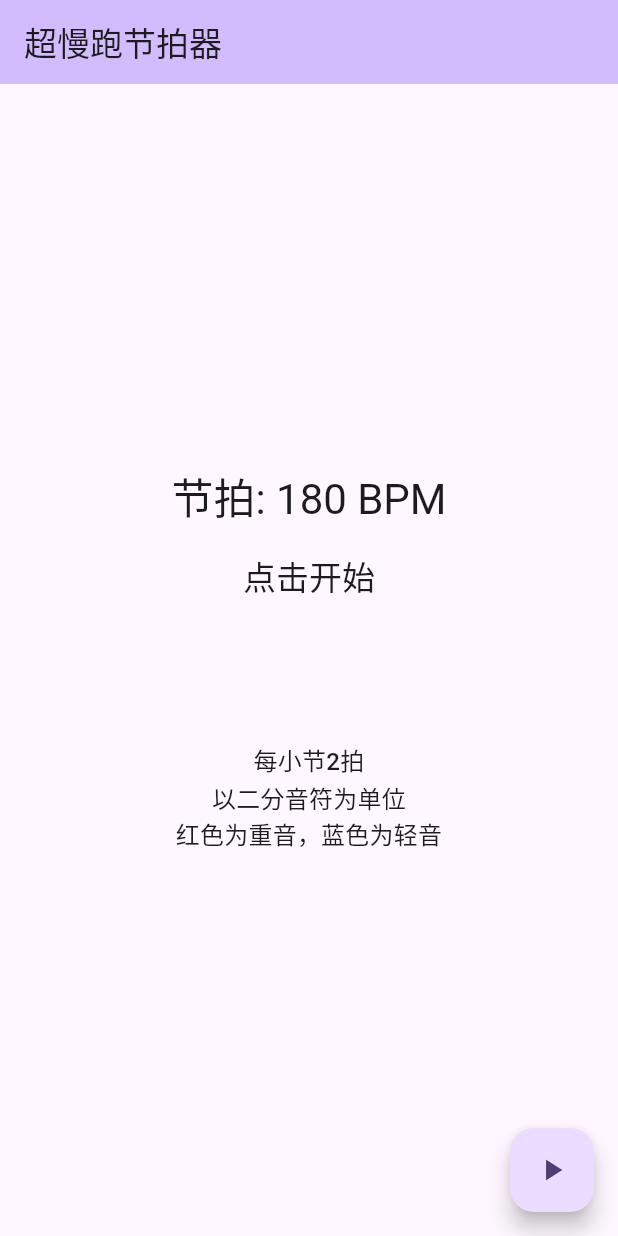
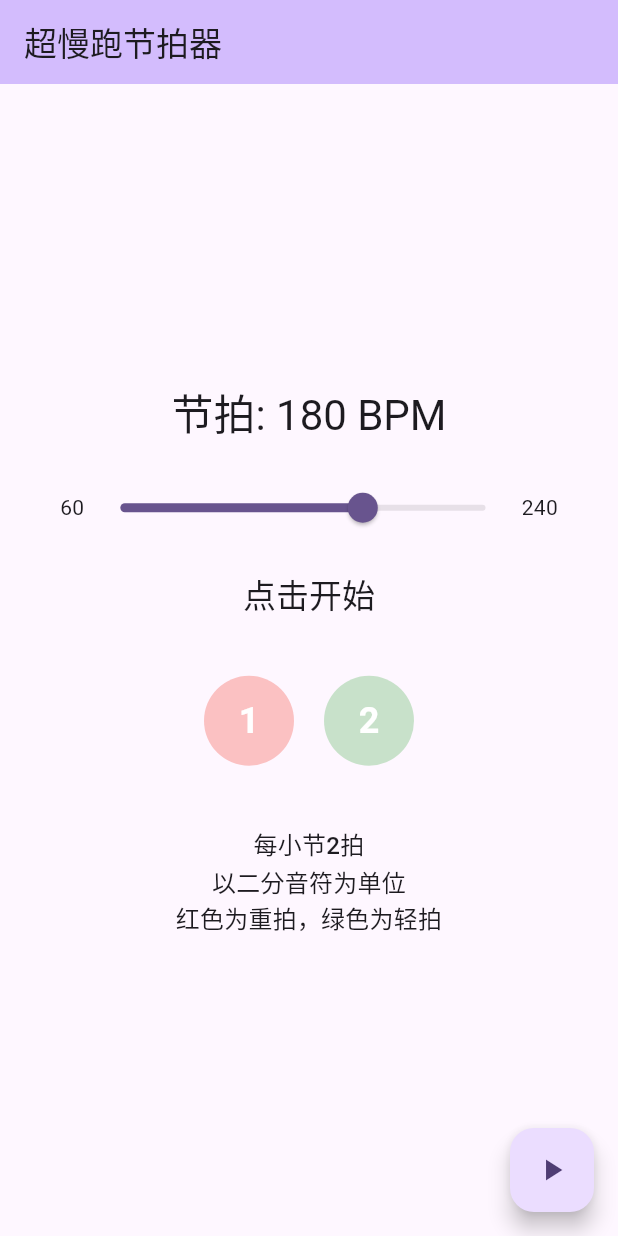
Before and after one commit to sdlyzhuangd/slowmet, a Flutter app: the screen it shows after launch, on a phone screen of 412 x 824 dp. Run offline on Flutter 3.47's test engine with Material 3 defaults, Android fonts, the phone set to English and light mode, and no system bars; our stand-ins replace audioplayers.

Commit message:
修改了显示第一拍，第二拍为红绿灯模式，180bpm可以调整

```diff
--- a/lib/main.dart
+++ b/lib/main.dart
@@ -60,6 +60,7 @@ class _MyHomePageState extends State<MyHomePage> {
   final playerHigh = AudioPlayer();  // 重音
   final playerLow = AudioPlayer();   // 轻音
   int beatCount = 0;  // 用于跟踪当前是第几拍
+  double bpm = 180;   // 添加 BPM 变量，初始值为 180
 
   @override
   void initState() {
@@ -87,8 +88,7 @@ class _MyHomePageState extends State<MyHomePage> {
   }
 
   void _startMetronome() async {
-    const bpm = 180;
-    const interval = 60000 / bpm; // 计算每拍间隔（毫秒）
+    final interval = 60000 / bpm; // 计算每拍间隔（毫秒）
 
     while (isPlaying) {
       if (beatCount % 2 == 0) {
@@ -110,6 +110,58 @@ class _MyHomePageState extends State<MyHomePage> {
     return '第 ${beatCount + 1} 拍';
   }
 
+  // 添加一个构建拍号指示器的方法
+  Widget _buildBeatIndicator() {
+    return Row(
+      mainAxisAlignment: MainAxisAlignment.center,
+      children: [
+        // 第一拍指示器
+        Container(
+          width: 60,
+          height: 60,
+          decoration: BoxDecoration(
+            shape: BoxShape.circle,
+            color: beatCount == 0 && isPlaying
+                ? Colors.red
+                : Colors.red.withOpacity(0.3),
+          ),
+          child: Center(
+            child: Text(
+              '1',
+              style: TextStyle(
+                color: Colors.white,
+                fontSize: 24,
+                fontWeight: FontWeight.bold,
+              ),
+            ),
+          ),
+        ),
+        const SizedBox(width: 20),
+        // 第二拍指示器
+        Container(
+          width: 60,
+          height: 60,
+          decoration: BoxDecoration(
+            shape: BoxShape.circle,
+            color: beatCount == 1 && isPlaying
+                ? Colors.green
+                : Colors.green.withOpacity(0.3),
+          ),
+          child: Center(
+            child: Text(
+              '2',
+              style: TextStyle(
+                color: Colors.white,
+                fontSize: 24,
+                fontWeight: FontWeight.bold,
+              ),
+            ),
+          ),
+        ),
+      ],
+    );
+  }
+
   @override
   Widget build(BuildContext context) {
     return Scaffold(
@@ -122,24 +174,44 @@ class _MyHomePageState extends State<MyHomePage> {
           mainAxisAlignment: MainAxisAlignment.center,
           children: <Widget>[
             Text(
-              '节拍: 180 BPM',
+              '节拍: ${bpm.toInt()} BPM',
               style: Theme.of(context).textTheme.headlineMedium,
+            ),
+            const SizedBox(height: 20),
+            // 添加滑动条控制 BPM
+            Padding(
+              padding: const EdgeInsets.symmetric(horizontal: 40),
+              child: Row(
+                children: [
+                  const Text('60'),
+                  Expanded(
+                    child: Slider(
+                      value: bpm,
+                      min: 60,
+                      max: 240,
+                      divisions: 180,
+                      onChanged: isPlaying ? null : (value) {
+                        setState(() {
+                          bpm = value;
+                        });
+                      },
+                    ),
+                  ),
+                  const Text('240'),
+                ],
+              ),
             ),
             const SizedBox(height: 20),
             Text(
               isPlaying ? '节拍器运行中' : '点击开始',
               style: Theme.of(context).textTheme.titleLarge,
             ),
-            const SizedBox(height: 20),
-            Text(
-              _getCurrentBeat(),
-              style: Theme.of(context).textTheme.headlineMedium?.copyWith(
-                color: beatCount % 2 == 0 ? Colors.red : Colors.blue,
-              ),
-            ),
+            const SizedBox(height: 40),
+            // 使用新的拍号指示器替换原来的文本显示
+            _buildBeatIndicator(),
             const SizedBox(height: 40),
             Text(
-              '每小节2拍\n以二分音符为单位\n红色为重音，蓝色为轻音',
+              '每小节2拍\n以二分音符为单位\n红色为重拍，绿色为轻拍',
               textAlign: TextAlign.center,
               style: Theme.of(context).textTheme.titleMedium,
             ),
```
